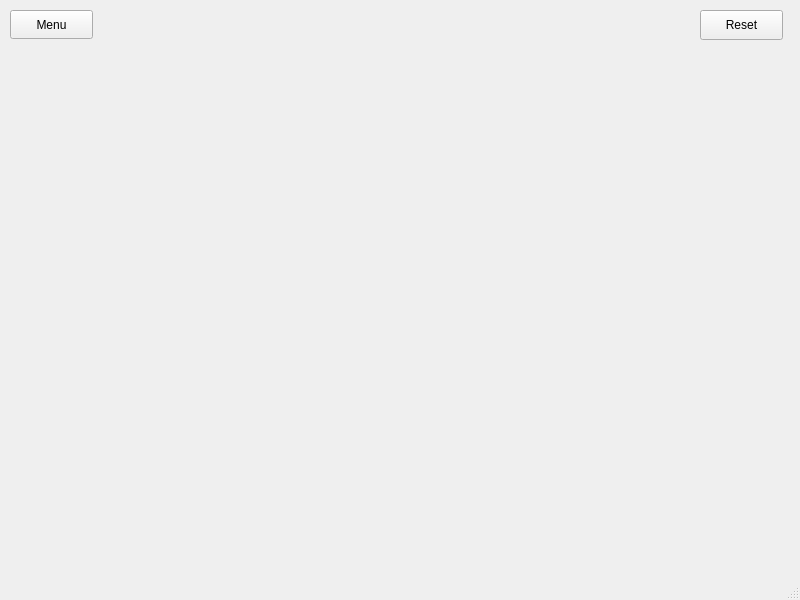
First picture: the form in GameWindow.ui, repository Rodrigo-BZ/Tetris, before the edit.
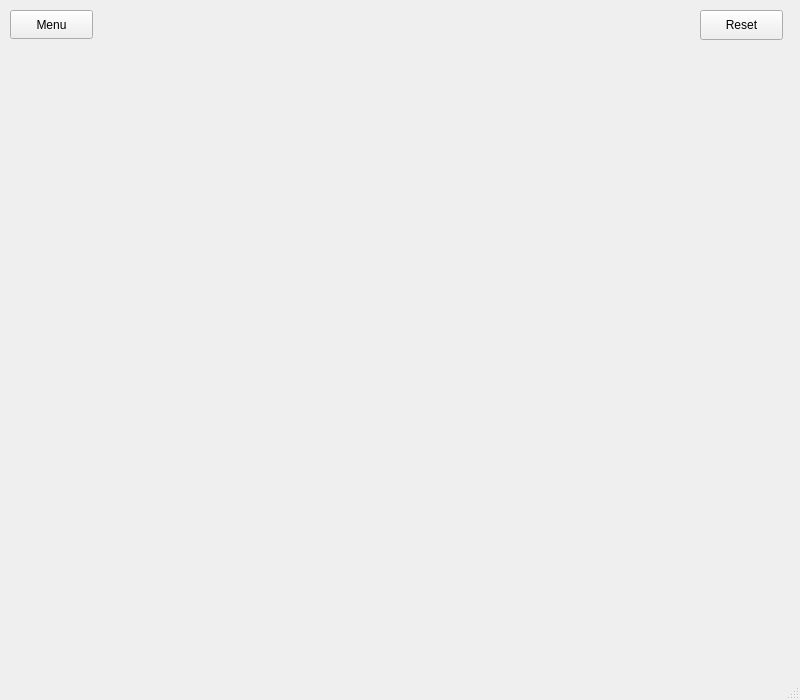
Second picture: the form after the edit.

What changed in the file:
```diff
--- a/GameWindow.ui
+++ b/GameWindow.ui
@@ -7,7 +7,7 @@
     <x>0</x>
     <y>0</y>
     <width>800</width>
-    <height>600</height>
+    <height>700</height>
    </rect>
   </property>
   <property name="windowTitle">
```
